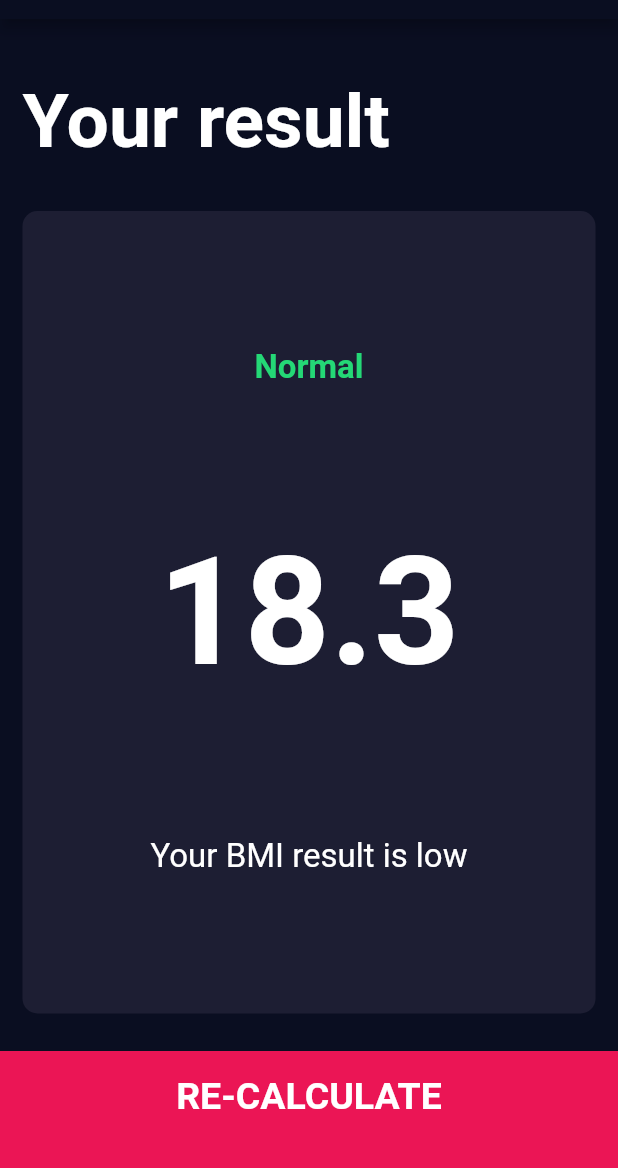
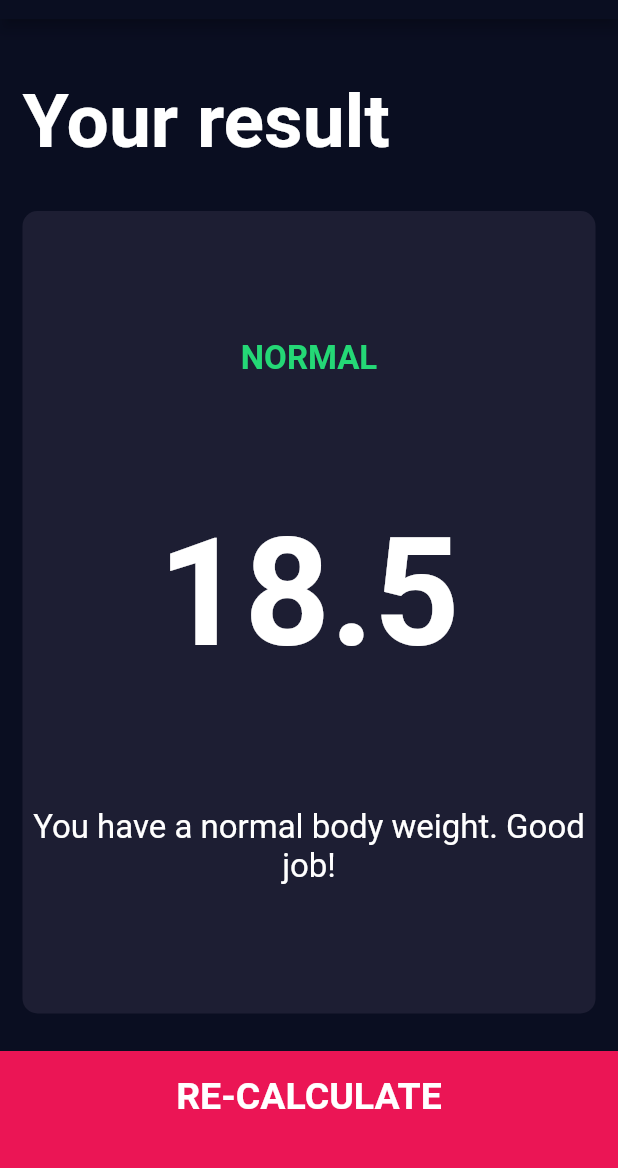
Before and after one commit to ania-niezychowska/BMIApp, a Flutter app: the screen it shows after launch, after a tap on "CALCULATE", on a phone screen of 412 x 824 dp, the part 65-1233 px from its top. Run offline on Flutter 3.47's test engine with Material 2 defaults, Android fonts, the phone set to English and light mode, and no system bars; our stand-ins replace font_awesome_flutter.

Commit message:
complete calculator_brain

```diff
--- /dev/null
+++ b/lib/calculator_brain.dart
@@ -0,0 +1,44 @@
+import 'dart:math';
+
+class CalculatorBrain {
+  CalculatorBrain({required this.height, required this.weight});
+
+  final int height;
+  final int weight;
+
+  double? _bmi;
+
+  String calculateBMI() {
+    if (height <= 0 || weight <= 0) {
+      return 'Invalid input';
+    }
+    _bmi = weight / pow(height / 100, 2);
+    return _bmi!.toStringAsFixed(1);
+  }
+
+  String getResults() {
+    if (_bmi == null) {
+      return 'Calculate BMI first';
+    }
+    if (_bmi! >= 25) {
+      return 'Overweight';
+    } else if (_bmi! > 18.5) {
+      return 'Normal';
+    } else {
+      return 'Underweight';
+    }
+  }
+
+  String getInterpretation() {
+    if (_bmi == null) {
+      return 'Calculate BMI first';
+    }
+    if (_bmi! >= 25) {
+      return 'You have a higher than normal body weight. Try to exercise more.';
+    } else if (_bmi! > 18.5) {
+      return 'You have a normal body weight. Good job!';
+    } else {
+      return 'You have a lower than normal body weight. You should eat a bit more.';
+    }
+  }
+}
--- a/lib/screens/input_page.dart
+++ b/lib/screens/input_page.dart
@@ -1,3 +1,4 @@
+import 'package:bmiapp/calculator_brain.dart';
 import 'package:bmiapp/screens/results_page.dart';
 import 'package:flutter/material.dart';
 import 'package:font_awesome_flutter/font_awesome_flutter.dart';
@@ -214,10 +215,19 @@ class _InputPageState extends State<InputPage> {
           BottomButton(
             buttonTitle: 'CALCULATE',
             onTap: () {
+
+              CalculatorBrain calc = CalculatorBrain(height: height, weight: weight);
+
+
+
               Navigator.push(
                   context,
                   MaterialPageRoute(
-                    builder: (context) => ResultsPage(),
+                    builder: (context) => ResultsPage(
+                      bmiResult: calc.calculateBMI(),
+                      resultText: calc.getResults(),
+                      interpretation: calc.getInterpretation(),
+                    ),
                   ));
             },
           ),
--- a/lib/screens/results_page.dart
+++ b/lib/screens/results_page.dart
@@ -4,6 +4,13 @@ import '../components/reusable_card.dart';
 import 'package:bmiapp/components/bottom_button.dart';
 
 class ResultsPage extends StatelessWidget {
+
+  ResultsPage({required this.bmiResult, required this.resultText, required this.interpretation});
+
+  final String bmiResult;
+  final String resultText;
+  final String interpretation;
+
   @override
   Widget build(BuildContext context) {
     return Scaffold(
@@ -35,15 +42,16 @@ class ResultsPage extends StatelessWidget {
                 crossAxisAlignment: CrossAxisAlignment.center,
                 children: <Widget>[
                   Text(
-                    'Normal',
+                    resultText.toUpperCase(),
                     style: kResultTextStyle,
                   ),
                   Text(
-                    '18.3',
+                    bmiResult,
                     style: kBMITextStyle,
                   ),
                   Text(
-                    'Your BMI result is low',
+                    interpretation,
+                    textAlign: TextAlign.center,
                     style: kBodyTextStyle,
                   )
                 ],
```
